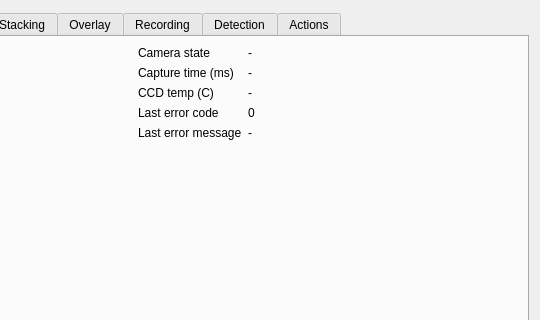
Above: plugins/feature/camera/camerasettingsdialog.ui from srcejon/sdrangel before the change; both pictures show x 270 to 810 and y 0 to 320 of the 810 by 777 pixel window. Below: the same form after it.
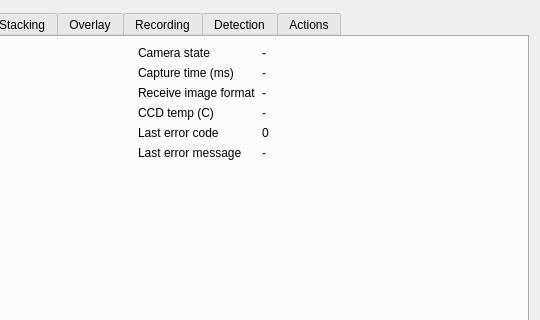
That is the form after the change. The open tabs and pages were chosen to show the change. Icons and pictures are not drawn.

Commit message: Show received image format in camera status

```diff
--- a/plugins/feature/camera/camerasettingsdialog.ui
+++ b/plugins/feature/camera/camerasettingsdialog.ui
@@ -852,41 +852,55 @@
             </widget>
            </item>
            <item row="2" column="0">
+            <widget class="QLabel" name="receiveImageFormatTextLabel">
+             <property name="text">
+              <string>Receive image format</string>
+             </property>
+            </widget>
+           </item>
+           <item row="2" column="1">
+            <widget class="QLabel" name="receiveImageFormatLabel">
+             <property name="text">
+              <string>-</string>
+             </property>
+            </widget>
+           </item>
+           <item row="3" column="0">
             <widget class="QLabel" name="ccdTempTextLabel">
              <property name="text">
               <string>CCD temp (C)</string>
              </property>
             </widget>
            </item>
-           <item row="2" column="1">
+           <item row="3" column="1">
             <widget class="QLabel" name="ccdTempLabel">
              <property name="text">
               <string>-</string>
              </property>
             </widget>
            </item>
-           <item row="3" column="0">
+           <item row="4" column="0">
             <widget class="QLabel" name="alpacaErrorCodeTextLabel">
              <property name="text">
               <string>Last error code</string>
              </property>
             </widget>
            </item>
-           <item row="3" column="1">
+           <item row="4" column="1">
             <widget class="QLabel" name="alpacaErrorCodeLabel">
              <property name="text">
               <string>0</string>
              </property>
             </widget>
            </item>
-           <item row="4" column="0">
+           <item row="5" column="0">
             <widget class="QLabel" name="alpacaErrorMessageTextLabel">
              <property name="text">
               <string>Last error message</string>
              </property>
             </widget>
            </item>
-           <item row="4" column="1">
+           <item row="5" column="1">
             <widget class="QLabel" name="alpacaErrorMessageLabel">
              <property name="text">
               <string>-</string>
```
The commit also changes 5 other files.
